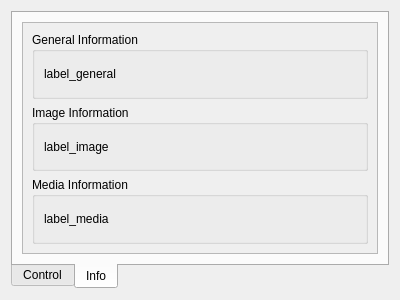
Old version of the form V4L2/dockWidgetV4L2.ui in the repository itom-project/plugins.
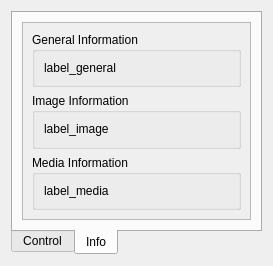
New version of the form. The open tabs and pages were chosen to show the change.

Commit message: plugin dock- dialogWidget adapted for high resolution screens

The edit to the form file:
```diff
--- a/V4L2/dockWidgetV4L2.ui
+++ b/V4L2/dockWidgetV4L2.ui
@@ -6,8 +6,8 @@
    <rect>
     <x>0</x>
     <y>0</y>
-    <width>400</width>
-    <height>300</height>
+    <width>273</width>
+    <height>266</height>
    </rect>
   </property>
   <property name="windowTitle">
@@ -60,8 +60,8 @@
       <attribute name="title">
        <string>Info</string>
       </attribute>
-      <layout class="QVBoxLayout" name="layout_tab2">
-       <item>
+      <layout class="QGridLayout" name="gridLayout_2">
+       <item row="0" column="0">
         <widget class="QScrollArea" name="scroll_area_infotab">
          <property name="widgetResizable">
           <bool>true</bool>
@@ -71,56 +71,95 @@
            <rect>
             <x>0</x>
             <y>0</y>
-            <width>358</width>
-            <height>229</height>
+            <width>229</width>
+            <height>203</height>
            </rect>
           </property>
-          <layout class="QVBoxLayout" name="infotab_layout">
-           <item>
+          <layout class="QGridLayout" name="gridLayout_3">
+           <item row="0" column="0">
             <widget class="QGroupBox" name="gb_general">
              <property name="title">
               <string>General Information</string>
              </property>
-             <layout class="QVBoxLayout" name="layout_general">
-              <item>
+             <layout class="QGridLayout" name="gridLayout_4">
+              <item row="0" column="0">
                <widget class="QLabel" name="label_general">
                 <property name="text">
                  <string>label_general</string>
                 </property>
                </widget>
               </item>
+              <item row="1" column="0">
+               <spacer name="verticalSpacer">
+                <property name="orientation">
+                 <enum>Qt::Vertical</enum>
+                </property>
+                <property name="sizeHint" stdset="0">
+                 <size>
+                  <width>20</width>
+                  <height>40</height>
+                 </size>
+                </property>
+               </spacer>
+              </item>
              </layout>
             </widget>
            </item>
-           <item>
+           <item row="1" column="0">
             <widget class="QGroupBox" name="gb_image">
              <property name="title">
               <string>Image Information</string>
              </property>
-             <layout class="QVBoxLayout" name="layout_image">
-              <item>
+             <layout class="QGridLayout" name="gridLayout_5">
+              <item row="0" column="0">
                <widget class="QLabel" name="label_image">
                 <property name="text">
                  <string>label_image</string>
                 </property>
                </widget>
               </item>
+              <item row="1" column="0">
+               <spacer name="verticalSpacer_2">
+                <property name="orientation">
+                 <enum>Qt::Vertical</enum>
+                </property>
+                <property name="sizeHint" stdset="0">
+                 <size>
+                  <width>20</width>
+                  <height>40</height>
+                 </size>
+                </property>
+               </spacer>
+              </item>
              </layout>
             </widget>
            </item>
-           <item>
+           <item row="2" column="0">
             <widget class="QGroupBox" name="gb_media">
              <property name="title">
               <string>Media Information</string>
              </property>
-             <layout class="QVBoxLayout" name="layout_media">
-              <item>
+             <layout class="QGridLayout" name="gridLayout_6">
+              <item row="0" column="0">
                <widget class="QLabel" name="label_media">
                 <property name="text">
                  <string>label_media</string>
                 </property>
                </widget>
               </item>
+              <item row="1" column="0">
+               <spacer name="verticalSpacer_3">
+                <property name="orientation">
+                 <enum>Qt::Vertical</enum>
+                </property>
+                <property name="sizeHint" stdset="0">
+                 <size>
+                  <width>20</width>
+                  <height>40</height>
+                 </size>
+                </property>
+               </spacer>
+              </item>
              </layout>
             </widget>
            </item>
```
Left out of the diff: 10 changed lines with no effect on the pictures. The commit also changes 27 other files.
